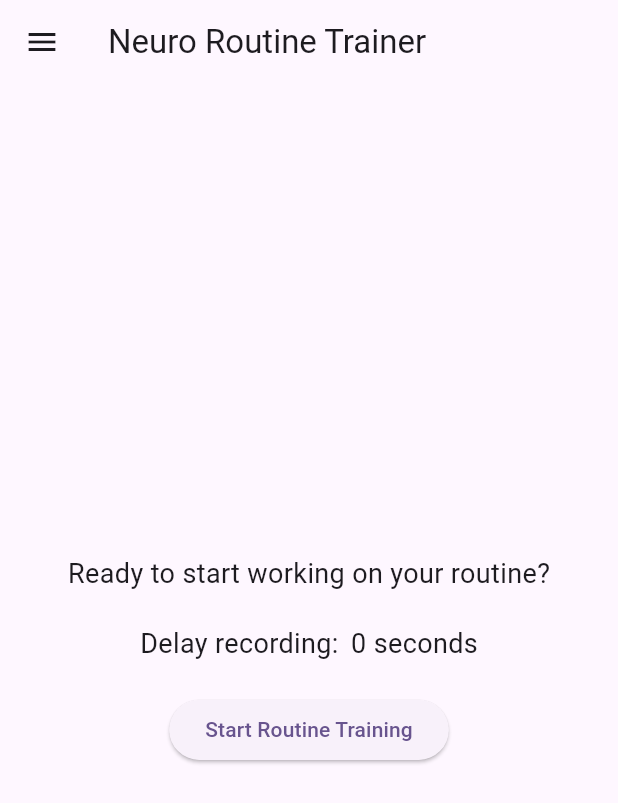
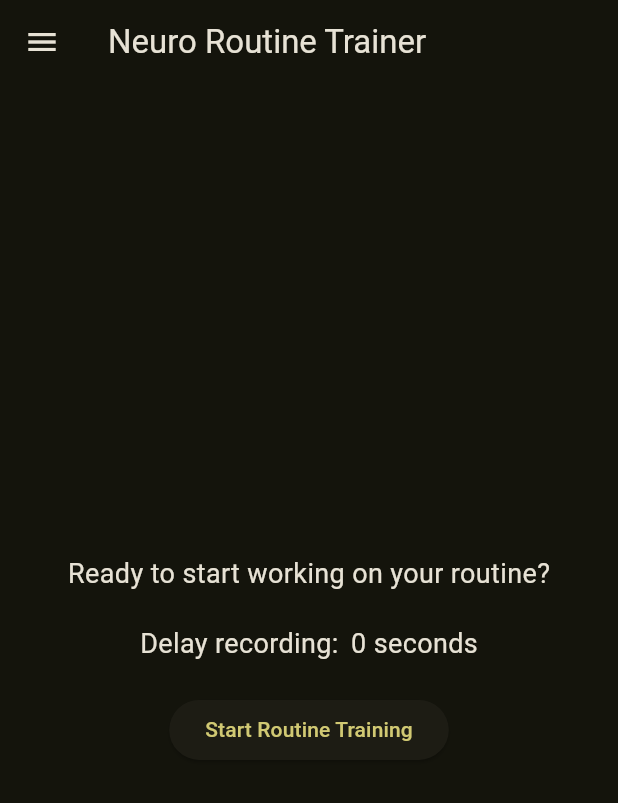
Before and after one commit to StartHack-PSFO/PeakFocus, a Flutter app: the screen it shows after launch, on a phone screen of 412 x 824 dp. Shown: the top 803 px of the screen. Run offline on Flutter 3.47's test engine with Material 2 defaults, Android fonts, the light colour scheme and no system bars; our stand-ins replace audioplayers, vibration.

Commit message:
Add color scheming

```diff
--- a/neuroapp/lib/main.dart
+++ b/neuroapp/lib/main.dart
@@ -10,10 +10,11 @@ class MyApp extends StatelessWidget {
 
   @override
   Widget build(BuildContext context) {
+
     return MaterialApp(
       title: 'Flutter Demo',
       theme: ThemeData(
-        colorScheme: ColorScheme.fromSeed(seedColor: Colors.deepPurple),
+        colorScheme: ColorScheme.fromSeed(seedColor: const Color(0xF6E81D), brightness: Brightness.dark),
         useMaterial3: true,
       ),
       home: HomeView(),
```
